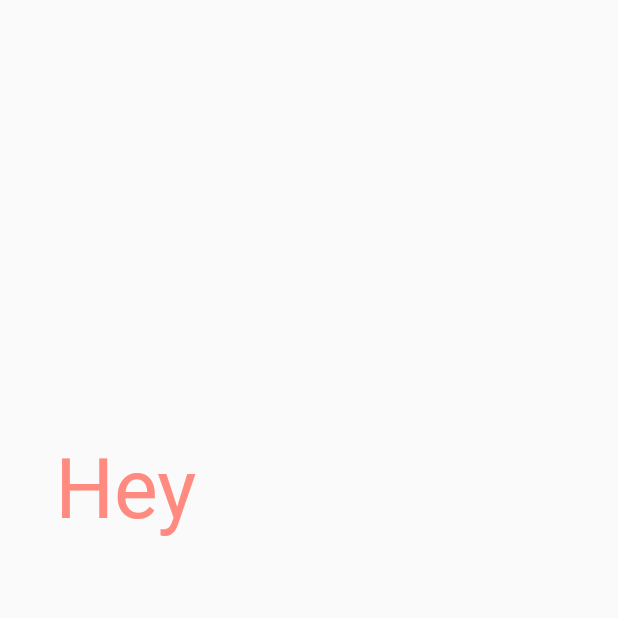
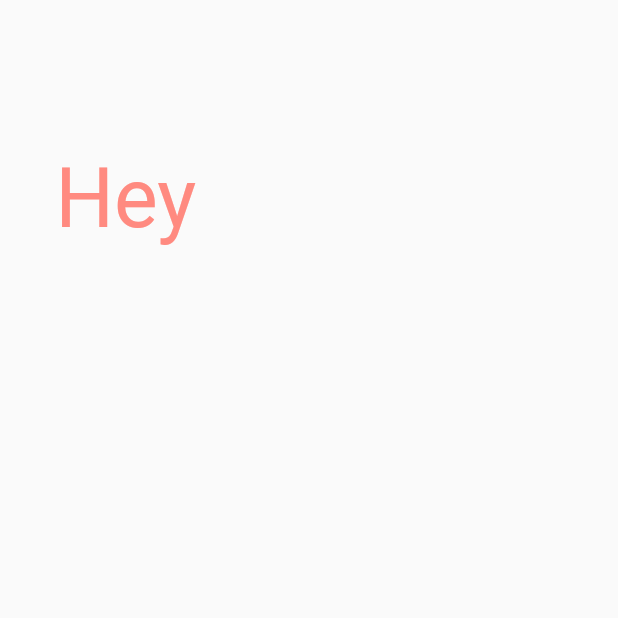
Before and after one commit to emilytsanova/Startup.io, a Flutter app: the FailPage screen opened directly, on a phone screen of 412 x 824 dp, the top half of it. Run offline on Flutter 3.47's test engine with Material 2 defaults, Android fonts, the phone set to English and light mode, and no system bars; our stand-ins replace animated_text_kit, flutter_spinkit, shimmer; Roboto replaces fonts that are missing (Canterbury).

Commit message:
Formatting

```diff
--- a/startup_io/lib/fail.dart
+++ b/startup_io/lib/fail.dart
@@ -7,12 +7,12 @@ class FailPage extends StatelessWidget {
   Widget build(BuildContext context) {
     return Scaffold(
       body: Padding(
-        padding: EdgeInsets.symmetric(vertical: 30, horizontal: 30),
+        padding: EdgeInsets.symmetric(vertical: 100, horizontal: 30),
           //color: Colors.white,
           //width: MaxColumnWidt,
           //height: 300.0,
           child: Column(
-            mainAxisAlignment: MainAxisAlignment.center,
+            mainAxisAlignment: MainAxisAlignment.start,
             children: [
               SizedBox(
                 height: 200,
```
